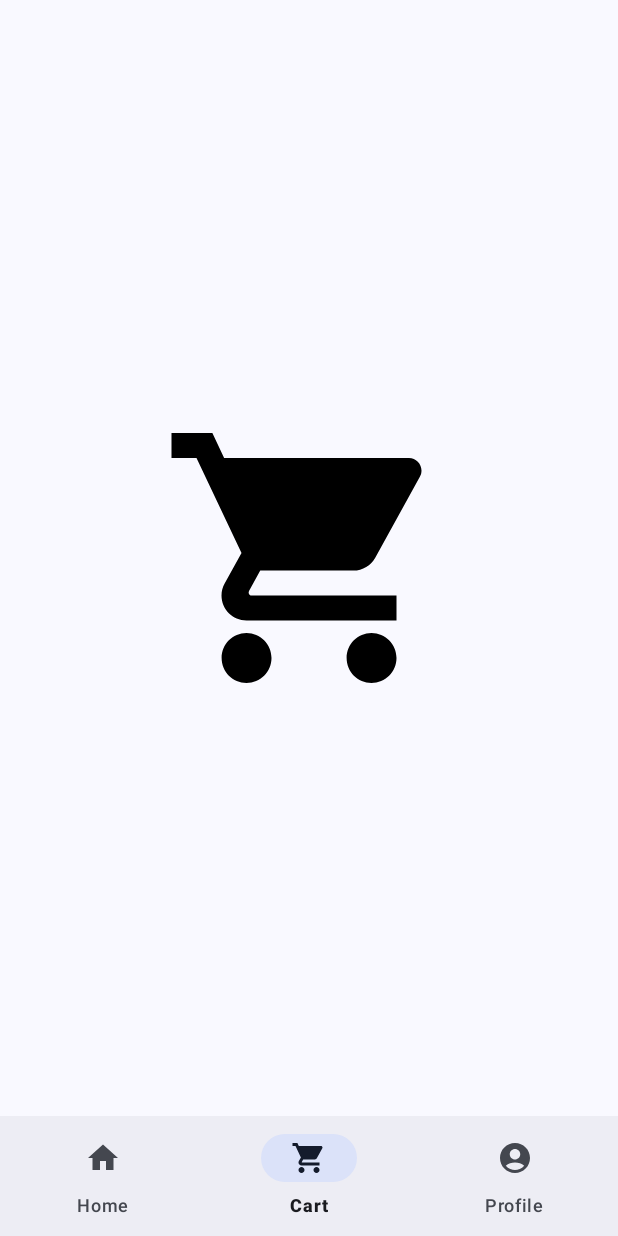
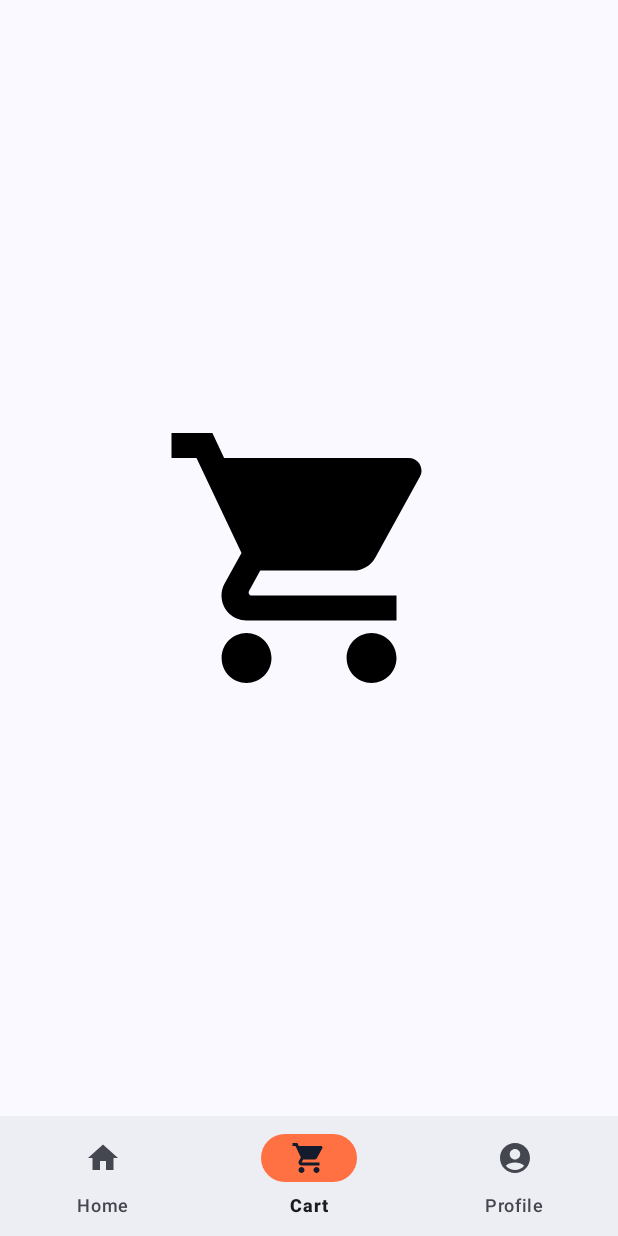
Before and after one commit to zeyadmamoun/E-Commerce-Reimplemented, an Android app built with Jetpack Compose: the BottomNavigationFragment screen opened directly, with no data from a screen before it, item 2 of the bottom bar chosen, on a phone screen of 412 x 824 dp. Run offline under Robolectric (Android 15) with nearby library versions, the light colour scheme and no system bars; our stand-ins replace Firebase (no records; nobody signed in at launch, a user with empty details on screens opened directly), data binding, navigation-ui; libraries missing offline, so code that uses them is left out: com.firebase.ui; pictures from the network do not load.

Commit message:
built home screen and handled products requests

```diff
--- /dev/null
+++ b/app/src/main/java/com/example/e_commmercefixed/compose/HomeFragmentComponents.kt
@@ -0,0 +1,154 @@
+package com.example.e_commmercefixed.compose
+
+import androidx.compose.foundation.Image
+import androidx.compose.foundation.layout.Arrangement
+import androidx.compose.foundation.layout.Column
+import androidx.compose.foundation.layout.Row
+import androidx.compose.foundation.layout.Spacer
+import androidx.compose.foundation.layout.fillMaxHeight
+import androidx.compose.foundation.layout.fillMaxSize
+import androidx.compose.foundation.layout.fillMaxWidth
+import androidx.compose.foundation.layout.height
+import androidx.compose.foundation.layout.padding
+import androidx.compose.foundation.layout.width
+import androidx.compose.foundation.lazy.LazyColumn
+import androidx.compose.foundation.lazy.grid.GridCells
+import androidx.compose.foundation.lazy.grid.LazyVerticalGrid
+import androidx.compose.foundation.lazy.grid.items
+import androidx.compose.foundation.shape.RoundedCornerShape
+import androidx.compose.material3.Button
+import androidx.compose.material3.ButtonDefaults
+import androidx.compose.material3.Card
+import androidx.compose.material3.CardDefaults
+import androidx.compose.material3.Text
+import androidx.compose.runtime.Composable
+import androidx.compose.ui.Alignment
+import androidx.compose.ui.Modifier
+import androidx.compose.ui.draw.clip
+import androidx.compose.ui.graphics.Color
+import androidx.compose.ui.layout.ContentScale
+import androidx.compose.ui.res.colorResource
+import androidx.compose.ui.res.painterResource
+import androidx.compose.ui.res.stringResource
+import androidx.compose.ui.text.TextStyle
+import androidx.compose.ui.text.font.FontWeight
+import androidx.compose.ui.unit.dp
+import androidx.compose.ui.unit.sp
+import com.example.e_commmercefixed.R
+import com.example.e_commmercefixed.models.products.Category
+import com.example.e_commmercefixed.models.products.Product
+
+@Composable
+fun HomeComponents(categories: List<Category>, products: List<Product>) {
+    LazyColumn(
+        horizontalAlignment = Alignment.Start,
+        modifier = Modifier
+            .fillMaxSize()
+    ) {
+        item {
+            DealsCard(
+                modifier = Modifier
+                    .fillMaxWidth()
+            )
+        }
+
+        item {
+            Text(
+                text = stringResource(id = R.string.categories),
+                color = colorResource(id = R.color.text_color),
+                style = TextStyle(
+                    fontWeight = FontWeight.Bold,
+                    fontSize = 24.sp
+                ),
+                modifier = Modifier.padding(8.dp)
+            )
+        }
+
+        item {
+            CategoriesList(categories = categories)
+        }
+
+        item {
+            Text(
+                text = stringResource(id = R.string.exclusive),
+                color = colorResource(id = R.color.text_color),
+                style = TextStyle(
+                    fontWeight = FontWeight.Bold,
+                    fontSize = 24.sp
+                ),
+                modifier = Modifier.padding(8.dp)
+            )
+        }
+
+        item {
+            LazyVerticalGrid(
+                columns = GridCells.Fixed(2),
+                modifier = Modifier.height(700.dp)
+            ) {
+                items(
+                    products,
+                    key = {product -> product.id}
+                ){
+                    ProductCard(product = it)
+                }
+            }
+        }
+    }
+}
+
+@Composable
+fun DealsCard(modifier: Modifier) {
+    Card(
+        modifier = modifier,
+        shape = RoundedCornerShape(16.dp),
+        colors = CardDefaults.cardColors(
+            containerColor = colorResource(id = R.color.md_theme_inverseOnSurface_highContrast)
+        ),
+    ) {
+        Row(
+            modifier = Modifier
+                .fillMaxWidth()
+                .padding(start = 16.dp),
+            verticalAlignment = Alignment.CenterVertically
+        ) {
+            Column(
+                modifier = Modifier.weight(1f),
+                verticalArrangement = Arrangement.Center
+            ) {
+                Text(
+                    text = "Explore Todays Deals",
+                    color = colorResource(id = R.color.text_color),
+                    fontSize = 22.sp,
+                    fontWeight = FontWeight.Bold
+                )
+                Spacer(modifier = Modifier.height(8.dp))
+                Text(
+                    text = "Discover exclusive discounts\nand exciting offers",
+                    color = Color.Gray,
+                    fontSize = 16.sp
+                )
+                Spacer(modifier = Modifier.height(16.dp))
+                Button(
+                    onClick = { /* Handle Start Now click */ },
+                    colors = ButtonDefaults.buttonColors(
+                        containerColor = colorResource(id = R.color.buttons_color)
+                    ),
+                    modifier = Modifier.clip(RoundedCornerShape(8.dp))
+                ) {
+                    Text(text = "Start Now")
+                }
+            }
+
+            Spacer(modifier = Modifier.width(16.dp))
+
+            Image(
+                painter = painterResource(id = R.drawable.headset_pic), // Replace with your image resource
+                contentDescription = null,
+                modifier = Modifier
+                    .fillMaxHeight()
+                    .clip(RoundedCornerShape(16.dp)),
+                contentScale = ContentScale.Crop
+            )
+        }
+    }
+}
--- a/app/src/main/java/com/example/e_commmercefixed/fragments/main/bottomNavigation/BottomNavigationFragment.kt
+++ b/app/src/main/java/com/example/e_commmercefixed/fragments/main/bottomNavigation/BottomNavigationFragment.kt
@@ -5,6 +5,7 @@ import android.view.LayoutInflater
 import android.view.View
 import android.view.ViewGroup
 import androidx.activity.addCallback
+import androidx.core.content.ContextCompat
 import androidx.databinding.DataBindingUtil
 import androidx.fragment.app.Fragment
 import androidx.navigation.NavController
@@ -41,6 +42,7 @@ class BottomNavigationFragment : Fragment() {
         val navigationHostFragment =
             this.childFragmentManager.findFragmentById(R.id.nav_host_fragment_second) as NavHostFragment
         navController = navigationHostFragment.navController
+        binding.bottomNav.itemActiveIndicatorColor = ContextCompat.getColorStateList(this.requireContext(),R.color.md_theme_primary)
         binding.bottomNav.setupWithNavController(navController)
     }
 }
--- a/app/src/main/java/com/example/e_commmercefixed/fragments/sub/home/HomeFragment.kt
+++ b/app/src/main/java/com/example/e_commmercefixed/fragments/sub/home/HomeFragment.kt
@@ -8,8 +8,8 @@ import androidx.databinding.DataBindingUtil
 import androidx.fragment.app.Fragment
 import androidx.lifecycle.lifecycleScope
 import com.example.e_commmercefixed.R
+import com.example.e_commmercefixed.compose.HomeComponents
 import com.example.e_commmercefixed.databinding.FragmentHomeBinding
-import com.example.e_commmercefixed.ui.CategoriesList
 import com.firebase.ui.auth.AuthUI
 import kotlinx.coroutines.launch
 import org.koin.androidx.viewmodel.ext.android.viewModel
@@ -32,7 +32,7 @@ class HomeFragment : Fragment() {
     override fun onViewCreated(view: View, savedInstanceState: Bundle?) {
         super.onViewCreated(view, savedInstanceState)
         viewModel.getCategories()
-
+        viewModel.getProducts()
         binding.profileBtn.setOnClickListener{
             this.context?.let {
                 AuthUI.getInstance().signOut(it)
@@ -42,12 +42,11 @@ class HomeFragment : Fragment() {
         }
 
         lifecycleScope.launch {
-            viewModel.categories.collect{
+            viewModel.uiState.collect{
                 binding.composeView.setContent {
-                    CategoriesList(categories = it)
+                    HomeComponents(categories = it.categories, products = it.products)
                 }
             }
         }
     }
-
 }
--- a/app/src/main/java/com/example/e_commmercefixed/fragments/sub/home/HomeViewModel.kt
+++ b/app/src/main/java/com/example/e_commmercefixed/fragments/sub/home/HomeViewModel.kt
@@ -4,6 +4,7 @@ import android.util.Log
 import androidx.lifecycle.ViewModel
 import androidx.lifecycle.viewModelScope
 import com.example.e_commmercefixed.models.products.Category
+import com.example.e_commmercefixed.models.products.Product
 import com.example.e_commmercefixed.repositories.authentication.AuthRepository
 import com.example.e_commmercefixed.repositories.data.ProductsRepository
 import kotlinx.coroutines.flow.MutableStateFlow
@@ -17,8 +18,8 @@ class HomeViewModel(
     private val productsRepository: ProductsRepository
 ): ViewModel() {
 
-    private var _categories = MutableStateFlow<List<Category>>(emptyList())
-    val categories: StateFlow<List<Category>> = _categories.asStateFlow()
+    private var _uiState = MutableStateFlow(HomeUiState())
+    val uiState: StateFlow<HomeUiState> = _uiState.asStateFlow()
 
 
     fun getCategories(){
@@ -26,8 +27,25 @@ class HomeViewModel(
             val response = productsRepository.getAllCategories()
             if (response.success && response.data != null){
                 Log.i("HomeViewModel", response.data.toString())
-                _categories.update {
-                    response.data
+                _uiState.update {
+                    it.copy(
+                        categories = response.data
+                    )
+                }
+            }
+        }
+    }
+
+    fun getProducts(){
+        viewModelScope.launch {
+            val response = productsRepository.getProducts(0,8)
+            if (response.success && response.data != null){
+                Log.i("HomeViewModel", response.data.toString())
+                Log.i("HomeViewModel", response.data.size.toString())
+                _uiState.update {
+                    it.copy(
+                        products = response.data
+                    )
                 }
             }
         }
@@ -39,3 +57,8 @@ class HomeViewModel(
         }
     }
 }
+
+data class HomeUiState(
+    val categories: List<Category> = emptyList(),
+    val products: List<Product> = emptyList()
+)
--- a/app/src/main/java/com/example/e_commmercefixed/repositories/data/ProductRepositoryImpl.kt
+++ b/app/src/main/java/com/example/e_commmercefixed/repositories/data/ProductRepositoryImpl.kt
@@ -1,10 +1,12 @@
 package com.example.e_commmercefixed.repositories.data
 
 import com.example.e_commmercefixed.models.products.Category
+import com.example.e_commmercefixed.models.products.Product
 import com.example.e_commmercefixed.models.products.Result
 import io.ktor.client.HttpClient
 import io.ktor.client.call.body
 import io.ktor.client.request.get
+import io.ktor.client.statement.HttpResponse
 
 class ProductsRepositoryImpl(private val client: HttpClient) : ProductsRepository {
     override suspend fun getAllCategories(): Result<List<Category>> {
@@ -12,11 +14,28 @@ class ProductsRepositoryImpl(private val client: HttpClient) : ProductsRepositor
             val httpResponse = client.get("https://api.escuelajs.co/api/v1/categories")
             var categories = httpResponse.body<List<Category>>()
             categories = categories.filter {
-                it.name != "Testing Category"
+                it.id < 6 && it.name != "Testing Category"
             }
             Result(success = true,message = "Categories fetched successfully",data = categories)
         } catch (e: Exception) {
             Result(success = false, message = e.localizedMessage, data = null)
         }
     }
+
+    override suspend fun getProducts(offset: Int?, limit: Int): Result<List<Product>> {
+        return try {
+            val response: HttpResponse = client.get("https://api.escuelajs.co/api/v1/products") {
+                offset?.let {
+                    url {
+                        parameters.append("offset",offset.toString())
+                        parameters.append("limit",limit.toString())
+                    }
+                }
+            }
+            val data: List<Product> = response.body()
+            Result(success = true, data = data, message = "data fetched successfully")
+        }catch (e: Exception){
+            Result(success = false, data = null, message = "data fetched successfully")
+        }
+    }
 }
--- a/app/src/main/java/com/example/e_commmercefixed/repositories/data/ProductsRepository.kt
+++ b/app/src/main/java/com/example/e_commmercefixed/repositories/data/ProductsRepository.kt
@@ -1,8 +1,11 @@
 package com.example.e_commmercefixed.repositories.data
 
 import com.example.e_commmercefixed.models.products.Category
+import com.example.e_commmercefixed.models.products.Product
 import com.example.e_commmercefixed.models.products.Result
 
-interface ProductsRepository  {
+interface ProductsRepository {
     suspend fun getAllCategories(): Result<List<Category>>
+
+    suspend fun getProducts(offset: Int? = null,limit: Int = 10): Result<List<Product>>
 }
--- /dev/null
+++ b/app/src/main/res/drawable/rounded_search_button_background.xml
@@ -0,0 +1,5 @@
+<?xml version="1.0" encoding="utf-8"?>
+<shape xmlns:android="http://schemas.android.com/apk/res/android">
+    <solid android:color="@color/buttons_color" />
+    <corners android:radius="40dp" />
+</shape>
--- a/app/src/main/res/values-night/colors.xml
+++ b/app/src/main/res/values-night/colors.xml
@@ -1,6 +1,6 @@
 <?xml version="1.0" encoding="utf-8"?>
 <resources>
-    <color name="md_theme_primary">#ADC6FF</color>
+    <color name="md_theme_primary">#FFFF6F61</color>
     <color name="md_theme_onPrimary">#102F60</color>
     <color name="md_theme_primaryContainer">#2B4678</color>
     <color name="md_theme_onPrimaryContainer">#D8E2FF</color>
@@ -141,4 +141,10 @@
     <color name="md_theme_surfaceContainer_highContrast">#1E1F25</color>
     <color name="md_theme_surfaceContainerHigh_highContrast">#282A2F</color>
     <color name="md_theme_surfaceContainerHighest_highContrast">#33353A</color>
+    <color name="text_color">#ffffff</color>
+    <color name="product_card_background_color">#FFF5F5DC</color>
+    <color name="product_card_text_color">#FF002F6C</color>
+    <color name="product_card_description_color">#FF777777</color>
+    <color name="product_card_price_color">#FFFF6F61</color>
+    <color name="buttons_color">#FFFF6F61</color>
 </resources>
--- a/app/src/main/res/values-night/styles.xml
+++ b/app/src/main/res/values-night/styles.xml
@@ -14,6 +14,7 @@
     <style name="MainButton" parent="Widget.Material3.Button.IconButton.Filled">
         <item name="android:layout_width">0dp</item>
         <item name="android:layout_height">60dp</item>
+        <item name="tint">@color/buttons_color</item>
     </style>
 
     <style name="Theme.App.Starting" parent="Theme.SplashScreen">
--- a/app/src/main/res/values/colors.xml
+++ b/app/src/main/res/values/colors.xml
@@ -2,7 +2,7 @@
 <resources>
     <color name="black">#000000</color>
     <color name="white">#ffffff</color>
-    <color name="md_theme_primary">#1661C6</color>
+    <color name="md_theme_primary">#FFFF7043</color>
     <color name="md_theme_onPrimary">#FFFFFF</color>
     <color name="md_theme_primaryContainer">#D8E2FF</color>
     <color name="md_theme_onPrimaryContainer">#001A41</color>
@@ -144,4 +144,10 @@
     <color name="md_theme_surfaceContainerHigh_highContrast">#E8E7EE</color>
     <color name="md_theme_surfaceContainerHighest_highContrast">#E2E2E9</color>
     <color name="ic_launcher_background">#63D0DA</color>
+    <color name="text_color">#000000</color>
+    <color name="product_card_background_color">#FFE6E6FA</color>
+    <color name="product_card_text_color">#FF333333</color>
+    <color name="product_card_description_color">#FF666666</color>
+    <color name="product_card_price_color">#FF7B1FA2</color>
+    <color name="buttons_color">#FFFF7043</color>
 </resources>
--- a/app/src/main/res/values/strings.xml
+++ b/app/src/main/res/values/strings.xml
@@ -26,4 +26,5 @@
     <string name="card_subtitle">Discover exclusive discounts and exciting offers</string>
     <string name="card_start_now">Start Now</string>
     <string name="categories">Categories</string>
+    <string name="exclusive">Exclusive</string>
 </resources>
--- a/app/src/main/res/values/styles.xml
+++ b/app/src/main/res/values/styles.xml
@@ -14,6 +14,7 @@
     <style name="MainButton" parent="Widget.Material3.Button.IconButton.Filled">
         <item name="android:layout_width">0dp</item>
         <item name="android:layout_height">60dp</item>
+        <item name="backgroundTint">@color/buttons_color</item>
     </style>
 
     <style name="BoldHintTextAppearance" parent="TextAppearance.Design.Hint">
```
Also changed, not shown: app/src/main/java/com/example/e_commmercefixed/compose/CategoriesList.kt (renamed from app/src/main/java/com/example/e_commmercefixed/ui/CategoriesList.kt, +1 -13 lines), app/src/main/java/com/example/e_commmercefixed/compose/ProductsGrid.kt (added, +149 -0 lines), app/src/main/java/com/example/e_commmercefixed/models/products/Product.kt (added, +13 -0 lines), app/src/main/res/layout/fragment_home.xml (+15 -45 lines), app/src/main/res/drawable/rounded_search_field_background.xml (renamed from app/src/main/res/drawable/rounded_search_background.xml).
